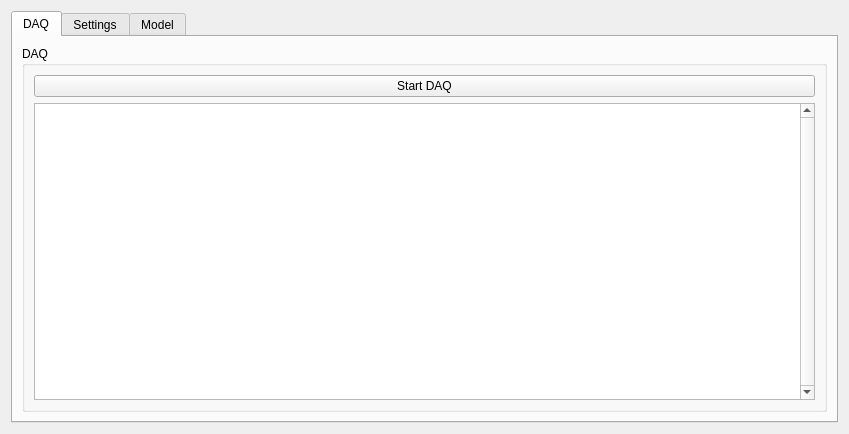
This is gui/UIDAQ.ui in cgre23/XFEL-Beam-Pointing-Predictions as Qt 5 draws it before an edit. The edited form follows.
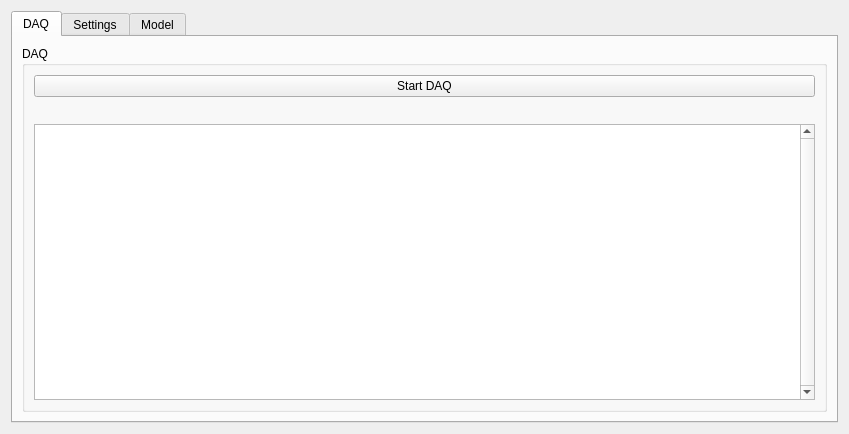
This is the edited form. The open tabs and pages were chosen to show the change. Icons and pictures are not drawn.

```diff
--- a/gui/UIDAQ.ui
+++ b/gui/UIDAQ.ui
@@ -55,6 +55,19 @@
             </property>
            </widget>
           </item>
+          <item>
+           <widget class="QLabel" name="warning">
+            <property name="maximumSize">
+             <size>
+              <width>16777215</width>
+              <height>15</height>
+             </size>
+            </property>
+            <property name="text">
+             <string/>
+            </property>
+           </widget>
+          </item>
           <item>
            <widget class="QTextBrowser" name="textBrowser">
             <property name="sizePolicy">
```
Left out of the diff: 2 changed lines with no effect on the pictures.
